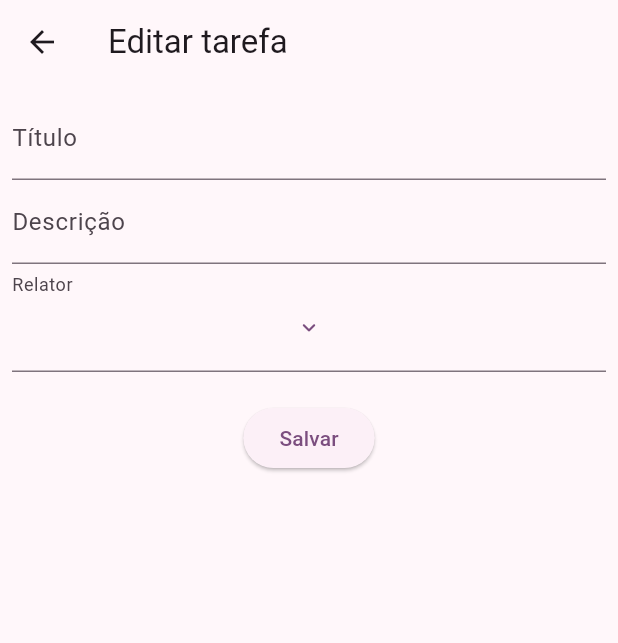
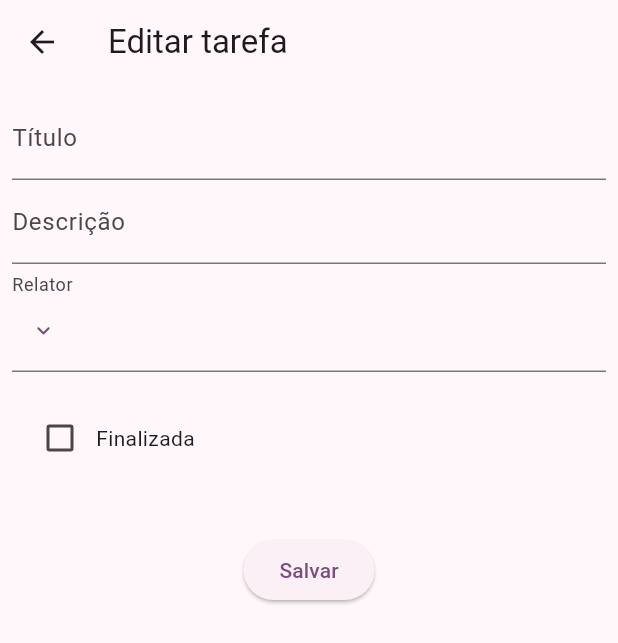
Before and after one commit to deadblit/influencer_app, a Flutter app: the TaskDetailPage screen opened directly with empty values, on a phone screen of 412 x 824 dp. Shown: the top 643 px of the screen. Run offline on Flutter 3.47's test engine with Material 2 defaults, Android fonts, the light colour scheme and no system bars; drawn by our look-alikes of dynamic_color; our stand-ins replace flutter_mobx, flutter_modular, freezed_annotation, mobx, multiple_result, parse_server_sdk; generated files the repository leaves out were written again; network calls fail.

Commit message:
Editar tarefas

```diff
--- a/lib/features/task/presentation/pages/detail/task_detail_page.dart
+++ b/lib/features/task/presentation/pages/detail/task_detail_page.dart
@@ -21,10 +21,18 @@ class TaskDetailPage extends StatefulWidget {
 class TaskDetailPageState extends State<TaskDetailPage> {
   final _store = Modular.get<TaskDetailStore>();
   final List<ReactionDisposer> _disposers = [];
+  final _formKey = GlobalKey<FormState>();
+
+  late final TextEditingController _titleController;
+  late final TextEditingController _descriptionController;
 
   @override
   void initState() {
     super.initState();
+
+    _titleController = TextEditingController();
+    _descriptionController = TextEditingController();
+
     _store.setupValidations();
 
     _disposers.addAll([
@@ -50,6 +58,15 @@ class TaskDetailPageState extends State<TaskDetailPage> {
           }
         },
       ),
+      reaction(
+        (_) => _store.isTaskLoaded,
+        (value) {
+          if (value) {
+            _titleController.text = _store.title ?? '';
+            _descriptionController.text = _store.description ?? '';
+          }
+        },
+      ),
     ]);
 
     if (!widget.isNewTask) {
@@ -60,6 +77,9 @@ class TaskDetailPageState extends State<TaskDetailPage> {
 
   @override
   void dispose() {
+    _titleController.dispose();
+    _descriptionController.dispose();
+
     for (final d in _disposers) {
       d();
     }
@@ -74,15 +94,26 @@ class TaskDetailPageState extends State<TaskDetailPage> {
       appBar: AppBar(
         title: Text(widget.title),
       ),
-      body: Form(
+      body: Column(
+        children: [
+          Observer(
+            builder: (_) {
+              if (_store.isLoading) {
+                return const LinearProgressIndicator();
+              } else {
+                return Container();
+              }
+            },
+          ),
+          Form(
+            key: _formKey,
             child: Padding(
               padding: const EdgeInsets.all(8),
               child: Column(
                 children: <Widget>[
-              Observer(
-                builder: (_) => TextFormField(
-                  key: Key(_store.title ?? 'title'),
-                  initialValue: _store.title,
+                  TextFormField(
+                    controller: _titleController,
+                    // initialValue: _store.title,
                     onChanged: (value) => _store.title = value,
                     decoration: InputDecoration(
                       labelText: 'Título',
@@ -90,16 +121,14 @@ class TaskDetailPageState extends State<TaskDetailPage> {
                       errorText: _store.error.title,
                     ),
                   ),
-              ),
-              Observer(
-                builder: (_) => TextFormField(
-                  key: Key(_store.description ?? 'description'),
-                  initialValue: _store.description,
+
+                  TextFormField(
+                    controller: _descriptionController,
+                    // initialValue: _store.description,
                     onChanged: (value) => _store.description = value,
                     decoration: const InputDecoration(
                       labelText: 'Descrição',
                       hintText: 'Digite a descrição da tarefa',
-                  ),
                     ),
                   ),
                   Observer(
@@ -143,6 +172,26 @@ class TaskDetailPageState extends State<TaskDetailPage> {
                   //   ),
                   // ),
                   Padding(
+                    padding: const EdgeInsets.symmetric(
+                      vertical: 20,
+                      horizontal: 8,
+                    ),
+                    child: Row(
+                      children: [
+                        Observer(
+                          builder: (context) {
+                            return Checkbox.adaptive(
+                              value: _store.isDone,
+                              onChanged: (value) =>
+                                  _store.isDone = value ?? false,
+                            );
+                          },
+                        ),
+                        const Text('Finalizada'),
+                      ],
+                    ),
+                  ),
+                  Padding(
                     padding: const EdgeInsets.all(20),
                     child: ElevatedButton(
                       onPressed: _store.validateAll,
@@ -152,6 +201,8 @@ class TaskDetailPageState extends State<TaskDetailPage> {
                 ],
               ),
             ),
+          ),
+        ],
       ),
     );
   }
@@ -184,8 +235,9 @@ class BottomSheetMenu extends StatelessWidget {
           shape: const StadiumBorder(),
         ),
         child: Row(
-          mainAxisSize: MainAxisSize.min,
-          crossAxisAlignment: CrossAxisAlignment.start,
+          mainAxisSize: MainAxisSize.max,
+          crossAxisAlignment: CrossAxisAlignment.center,
+          mainAxisAlignment: MainAxisAlignment.start,
           children: [
             Text(
               selectedItemIndex == -1 ? '' : items[selectedItemIndex],
--- a/lib/features/task/presentation/pages/list/task_list_page.dart
+++ b/lib/features/task/presentation/pages/list/task_list_page.dart
@@ -122,7 +122,7 @@ class TaskListPage extends BaseHomePage {
         title: task.title,
         description: task.description,
         onTap: () {
-          // Modular.to.pushNamed('/tasks/${task.id}');
+          Modular.to.pushNamed('/tasks/${task.id}');
         },
       ),
     );
--- a/lib/features/task/task_module.dart
+++ b/lib/features/task/task_module.dart
@@ -13,6 +13,7 @@ import '../user/data/data_sources/parse_user_datasource.dart';
 import 'data/data_sources/parse_task_datasource.dart';
 import 'data/repositories/task_repository_impl.dart';
 import 'domain/repositories/task_repository.dart';
+import 'domain/use_cases/update_task.dart';
 import 'presentation/pages/detail/task_detail_page.dart';
 import 'presentation/pages/list/task_list_page.dart';
 import 'presentation/pages/list/task_list_store.dart';
@@ -29,6 +30,7 @@ class TaskModule extends Module {
     i.add(GetAllUsers.new);
     i.add(GetAllTasks.new);
     i.add(GetTask.new);
+    i.add(UpdateTask.new);
 
     i.add(TaskListStore.new);
     i.add(TaskDetailStore.new);
```
Also changed, not shown: lib/core/shared/extensions/parse_response_exception.dart (+14 -1 lines), lib/features/task/data/data_sources/parse_task_datasource.dart (+20 -33 lines), lib/features/task/domain/use_cases/update_task.dart (added, +44 -0 lines), lib/features/task/presentation/pages/detail/task_detail_store.dart (+39 -20 lines), lib/features/task/domain/use_cases/update_task.freezed.dart (added), lib/features/task/presentation/pages/detail/task_detail_store.g.dart. Lines whose indentation alone changed are shown as unchanged.
